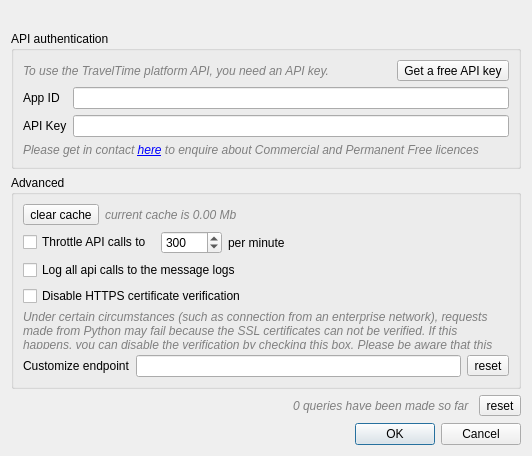
Above: travel_time_platform_plugin/ui/ConfigDialog.ui from traveltime-dev/traveltime-platform-qgis-plugin before the change. Below: the same form after it.
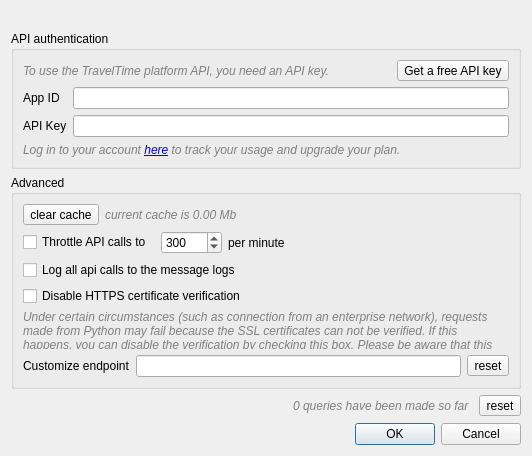
That is the form after the change. Icons and pictures are not drawn. Custom widgets are drawn as their Qt base class.

Commit message: fix #48: update link in settings dialog

The edit to the form file:
```diff
--- a/travel_time_platform_plugin/ui/ConfigDialog.ui
+++ b/travel_time_platform_plugin/ui/ConfigDialog.ui
@@ -83,7 +83,7 @@
          <string notr="true">font-style:italic;color:gray;</string>
         </property>
         <property name="text">
-         <string>&lt;html&gt;&lt;head/&gt;&lt;body&gt;&lt;p&gt;Please get in contact &lt;a href=&quot;https://traveltimeform.typeform.com/to/vQ06ln&quot;&gt;&lt;span style=&quot; text-decoration: underline; color:#0000ff;&quot;&gt;here&lt;/span&gt;&lt;/a&gt; to enquire about Commercial and Permanent Free licences&lt;/p&gt;&lt;/body&gt;&lt;/html&gt;</string>
+         <string>&lt;html&gt;&lt;head/&gt;&lt;body&gt;&lt;p&gt;Log in to your account &lt;a href=&quot;https://account.traveltime.com/&quot;&gt;&lt;span style=&quot; text-decoration: underline; color:#0000ff;&quot;&gt;here&lt;/span&gt;&lt;/a&gt; to track your usage and upgrade your plan.&lt;/p&gt;&lt;/body&gt;&lt;/html&gt;</string>
         </property>
        </widget>
       </item>
```
